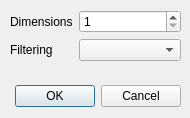
First picture: the form in src/imagesizedialog.ui, repository zfrye06/Polito, before the edit.
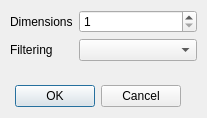
Second picture: the form after the edit.

What changed in the file:
```diff
--- a/src/imagesizedialog.ui
+++ b/src/imagesizedialog.ui
@@ -6,7 +6,7 @@
    <rect>
     <x>0</x>
     <y>0</y>
-    <width>190</width>
+    <width>207</width>
     <height>118</height>
    </rect>
   </property>
@@ -34,8 +34,8 @@
     <rect>
      <x>10</x>
      <y>10</y>
-     <width>171</width>
-     <height>61</height>
+     <width>187</width>
+     <height>67</height>
     </rect>
    </property>
    <layout class="QFormLayout" name="formLayout">
```
